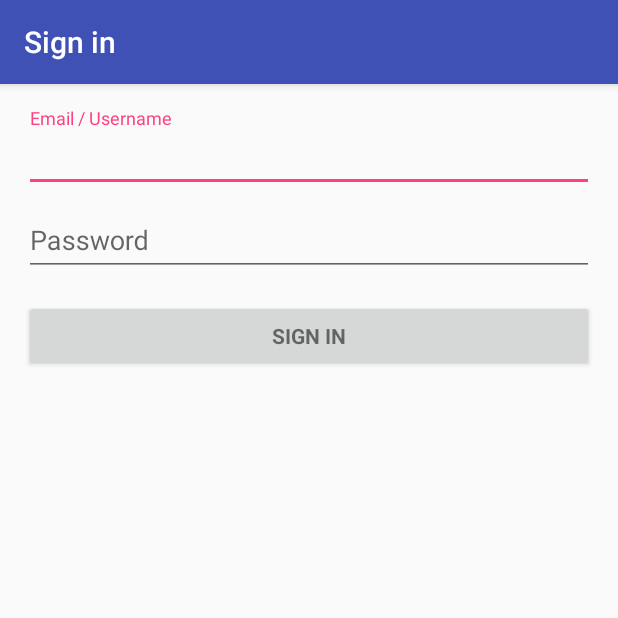
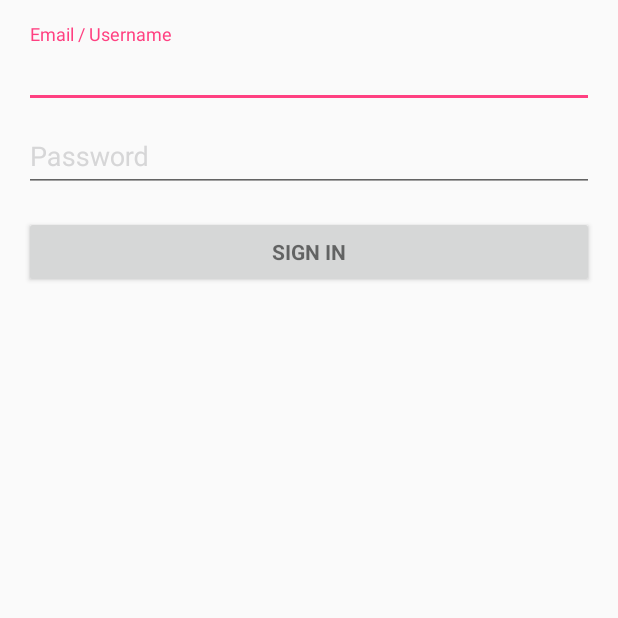
Before and after one commit to devsummit/mobile-native, an Android app: the screen it shows after launch (LoginActivity), on a phone screen of 412 x 824 dp, the top half of it. Run offline under Robolectric (Android 15) with nearby library versions, the light colour scheme and no system bars; libraries missing offline, so code that uses them is left out: com.facebook.accountkit; 7 statements that could not run were skipped.

Commit message:
#2 account kit style

```diff
--- a/app/src/main/res/values/styles.xml
+++ b/app/src/main/res/values/styles.xml
@@ -1,11 +1,13 @@
 <resources>
 
     <!-- Base application theme. -->
-    <style name="AppTheme" parent="Theme.AppCompat.Light.DarkActionBar">
+    <style name="AppTheme" parent="Theme.AppCompat.Light.NoActionBar">
         <!-- Customize your theme here. -->
         <item name="colorPrimary">@color/colorPrimary</item>
         <item name="colorPrimaryDark">@color/colorPrimaryDark</item>
         <item name="colorAccent">@color/colorAccent</item>
+        <item name="android:textColorHint">@color/colorEditTextHintColor</item>
     </style>
+    <style name="AppLoginTheme" parent="Theme.AccountKit" />
 
 </resources>
```
